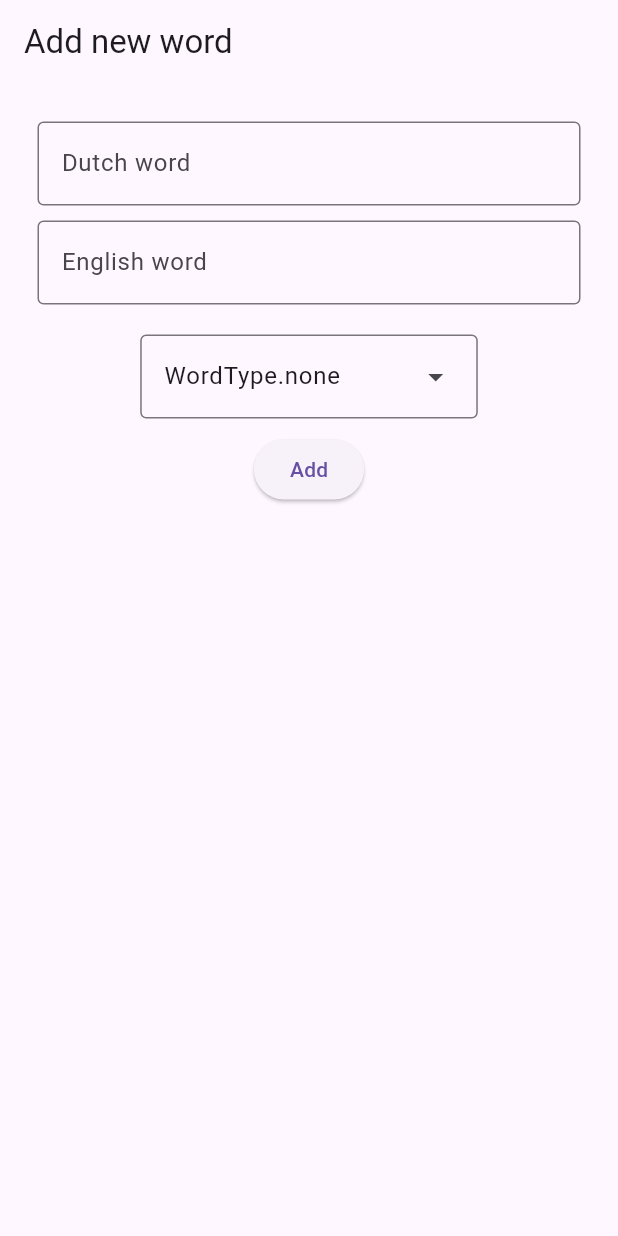
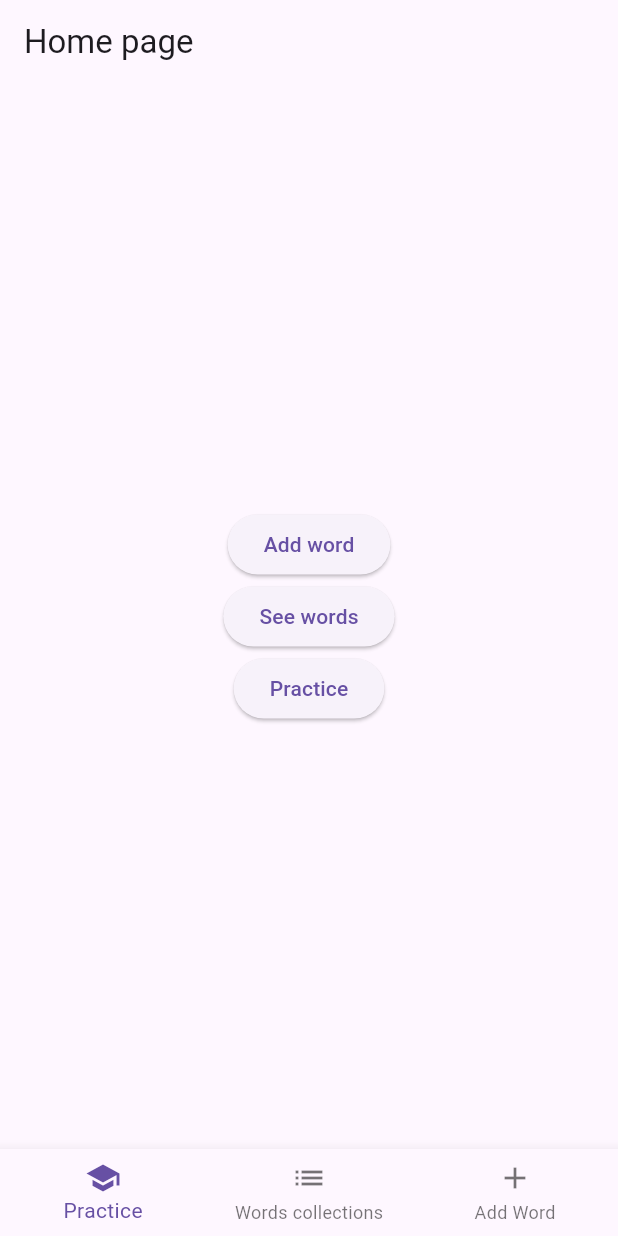
Before and after one commit to NataliVol4ipsa/DutchFlutterApp, a Flutter app: the screen it shows after launch, on a phone screen of 412 x 824 dp. Run offline on Flutter 3.47's test engine with Material 3 defaults, Android fonts, the light colour scheme and no system bars; our stand-ins replace isar; accounts and stored records are empty; generated files the repository leaves out were written again.

Commit message:
simple navigation with base pages. Home page with buttons and bottom menu with icons

```diff
--- a/lib/main.dart
+++ b/lib/main.dart
@@ -1,10 +1,13 @@
 // ignore_for_file: prefer_const_constructors
 
 import 'package:first_project/models/db_context.dart';
+import 'package:first_project/pages/practice_page.dart';
+import 'package:first_project/pages/word_list_page.dart';
 import 'package:flutter/material.dart';
 import 'package:provider/provider.dart';
 
 import 'pages/new_word_input_page.dart';
+import 'pages/home_page.dart';
 
 // ctrl + shift + p: launch command line
 // win + end: to launch emulator (custom binding)
@@ -17,13 +20,10 @@ void main() async {
   WidgetsFlutterBinding.ensureInitialized();
   await DbContext.initialize();
   runApp(
-    MultiProvider(
-      providers: [
-        Provider<DbContext>(
-            create: (_) => DbContext()), // Ensure DbContext is provided
-      ],
-      child: MyApp(),
-    ),
+    MultiProvider(providers: [
+      Provider<DbContext>(
+          create: (_) => DbContext()), // Ensure DbContext is provided
+    ], child: MyApp()),
   );
 }
 
@@ -33,6 +33,13 @@ class MyApp extends StatelessWidget {
   @override
   Widget build(BuildContext context) {
     return MaterialApp(
-        debugShowCheckedModeBanner: false, home: NewWordInputPage());
+        debugShowCheckedModeBanner: false,
+        home: HomePage(),
+        routes: {
+          '/home': (context) => HomePage(),
+          '/newword': (context) => NewWordInputPage(),
+          '/wordlist': (context) => WordListPage(),
+          '/practice': (context) => PracticePage(),
+        });
   }
 }
--- /dev/null
+++ b/lib/pages/home_page.dart
@@ -0,0 +1,69 @@
+import 'package:flutter/material.dart';
+
+class HomePage extends StatelessWidget {
+  const HomePage({super.key});
+
+  @override
+  Widget build(BuildContext context) {
+    return Scaffold(
+      appBar: AppBar(
+        title: const Text('Home page'),
+        automaticallyImplyLeading: false, // Removes the back button
+      ),
+      body: Center(
+        child: Padding(
+          padding: const EdgeInsets.all(25.0),
+          child: Column(
+            mainAxisAlignment: MainAxisAlignment.center,
+            children: [
+              ElevatedButton(
+                  onPressed: () {
+                    Navigator.pushNamed(context, '/newword');
+                  },
+                  child: const Text("Add word")),
+              ElevatedButton(
+                  onPressed: () {
+                    Navigator.pushNamed(context, '/wordlist');
+                  },
+                  child: const Text("See words")),
+              ElevatedButton(
+                  onPressed: () {
+                    Navigator.pushNamed(context, '/practice');
+                  },
+                  child: const Text("Practice")),
+            ],
+          ),
+        ),
+      ),
+      bottomNavigationBar: BottomNavigationBar(
+        items: const <BottomNavigationBarItem>[
+          BottomNavigationBarItem(
+            icon: Icon(Icons.school),
+            label: 'Practice',
+          ),
+          BottomNavigationBarItem(
+            icon: Icon(Icons.list),
+            label: 'Words collections',
+          ),
+          BottomNavigationBarItem(
+            icon: Icon(Icons.add),
+            label: 'Add Word',
+          ),
+        ],
+        onTap: (int index) {
+          switch (index) {
+            case 0:
+              Navigator.pushNamed(context, '/newword');
+              break;
+            case 1:
+              Navigator.pushNamed(context, '/wordlist');
+              break;
+            case 2:
+              Navigator.pushNamed(context, '/practice');
+              break;
+          }
+        },
+      ),
+    );
+  }
+}
```
Also changed, not shown: lib/pages/practice_page.dart (added, +26 -0 lines), lib/pages/word_list_page.dart (added, +58 -0 lines).
